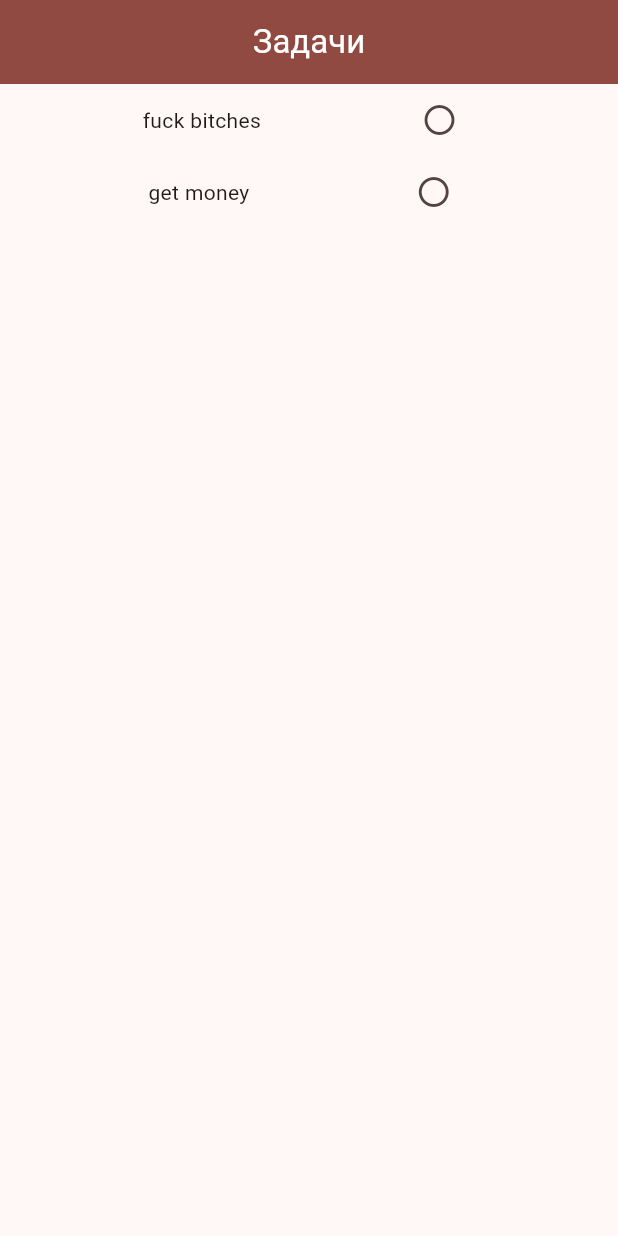
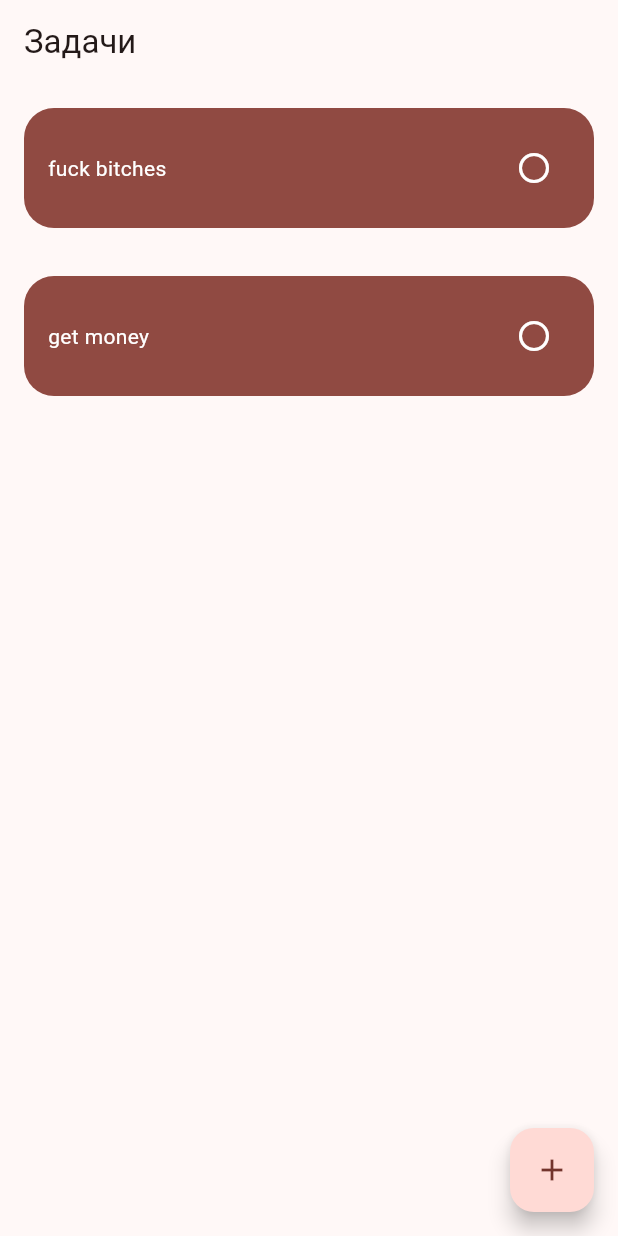
Before and after one commit to Voldezhur/notes_app, a Flutter app: the screen it shows after launch, on a phone screen of 412 x 824 dp. Run offline on Flutter 3.47's test engine with Material 3 defaults, Android fonts, the phone set to English and light mode, and no system bars.

Commit message:
Cleaning up and adding some basic stuff . Made a temporary item card . Added a plus button

```diff
--- a/notes_app/lib/components/note_card.dart
+++ b/notes_app/lib/components/note_card.dart
@@ -14,14 +14,32 @@ class _NoteCardState extends State<NoteCard> {
   @override
   Widget build(BuildContext context) {
     return Container(
+      padding: const EdgeInsets.all(16),
+      margin: const EdgeInsets.all(16),
+      decoration: BoxDecoration(
+        color: Theme.of(context).primaryColor,
+        borderRadius: const BorderRadius.all(Radius.circular(20)),
+      ),
       child: Row(
-        mainAxisAlignment: MainAxisAlignment.spaceEvenly,
+        mainAxisAlignment: MainAxisAlignment.spaceBetween,
         children: [
-          Text(notesList[widget.index].title),
+          Text(
+            notesList[widget.index].title,
+            style: const TextStyle(color: Colors.white),
+          ),
           notesList[widget.index].isFinished
-              ? IconButton(onPressed: () {}, icon: const Icon(Icons.circle))
+              ? IconButton(
+                  onPressed: () {},
+                  icon: const Icon(
+                    Icons.circle,
+                    color: Colors.white,
+                  ))
               : IconButton(
-                  onPressed: () {}, icon: const Icon(Icons.circle_outlined))
+                  onPressed: () {},
+                  icon: const Icon(
+                    Icons.circle_outlined,
+                    color: Colors.white,
+                  ))
         ],
       ),
     );
--- /dev/null
+++ b/notes_app/lib/components/note_list.dart
@@ -0,0 +1,26 @@
+import 'package:flutter/material.dart';
+import 'package:notes_app/components/note_card.dart';
+import 'package:notes_app/globals/lists.dart';
+
+class NoteList extends StatefulWidget {
+  const NoteList({super.key, required this.categoryName});
+
+  final String categoryName;
+
+  @override
+  State<NoteList> createState() => _NoteListState();
+}
+
+class _NoteListState extends State<NoteList> {
+  @override
+  Widget build(BuildContext context) {
+    return Center(
+      child: ListView.builder(
+        itemCount: notesList.length,
+        itemBuilder: (BuildContext context, int index) {
+          return NoteCard(index: index);
+        },
+      ),
+    );
+  }
+}
--- a/notes_app/lib/globals/lists.dart
+++ b/notes_app/lib/globals/lists.dart
@@ -1,6 +1,6 @@
 import 'package:notes_app/models/note.dart';
 
 List<Note> notesList = <Note>[
-  Note('fuck bitches', 'yes'),
-  Note('get money', 'yes'),
+  Note('fuck bitches', 'yes', 'Общие', false, false),
+  Note('get money', 'yes', 'Общие', false, false),
 ];
--- a/notes_app/lib/main.dart
+++ b/notes_app/lib/main.dart
@@ -15,6 +15,7 @@ class MyApp extends StatelessWidget {
       title: 'Notes App',
       debugShowCheckedModeBanner: false,
       theme: ThemeData(
+        primarySwatch: Colors.red,
         colorScheme: ColorScheme.fromSeed(seedColor: Colors.red),
         useMaterial3: true,
       ),
--- a/notes_app/lib/pages/home_page.dart
+++ b/notes_app/lib/pages/home_page.dart
@@ -1,6 +1,5 @@
 import 'package:flutter/material.dart';
-import 'package:notes_app/components/note_card.dart';
-import 'package:notes_app/globals/lists.dart';
+import 'package:notes_app/components/note_list.dart';
 
 class HomePage extends StatefulWidget {
   const HomePage({super.key});
@@ -14,22 +13,15 @@ class _HomePageState extends State<HomePage> {
   Widget build(BuildContext context) {
     return Scaffold(
       appBar: AppBar(
-        centerTitle: true,
         title: const Text(
           'Задачи',
-          style: TextStyle(
-            color: Colors.white,
-          ),
         ),
-        backgroundColor: Theme.of(context).primaryColor,
       ),
-      body: Center(
-        child: ListView.builder(
-          itemCount: notesList.length,
-          itemBuilder: (BuildContext context, int index) {
-            return NoteCard(index: index);
-          },
-        ),
+      body: const NoteList(categoryName: 'Общие'),
+      floatingActionButton: FloatingActionButton(
+        onPressed: () {},
+        tooltip: 'Добавить заметку',
+        child: const Icon(Icons.add),
       ),
     );
   }
```
Also changed, not shown: notes_app/lib/models/note.dart (+8 -2 lines), notes_app/lib/pages/add_note.dart (added, +15 -0 lines).
